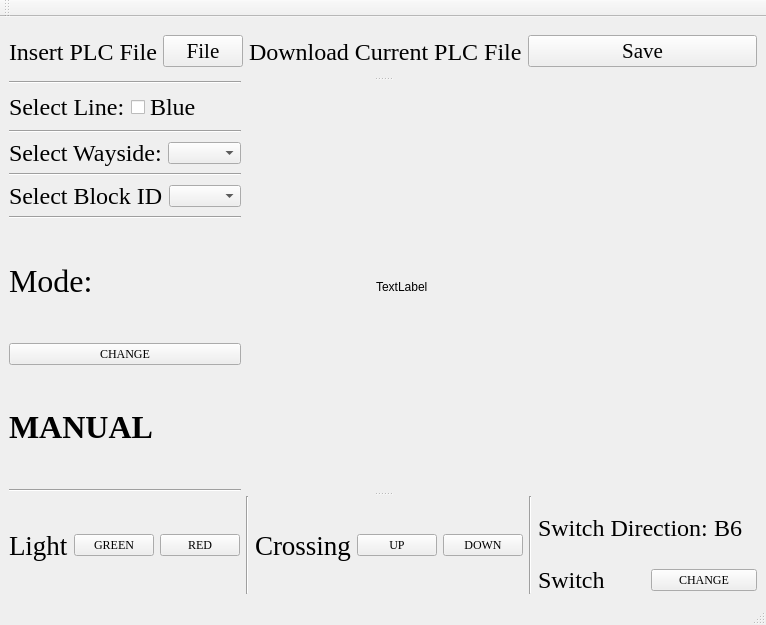
Before: the Qt Designer form Wayside SW/Wayside_UI_Rough.ui in asmithie13/ECE-1140, drawn with Qt 5.
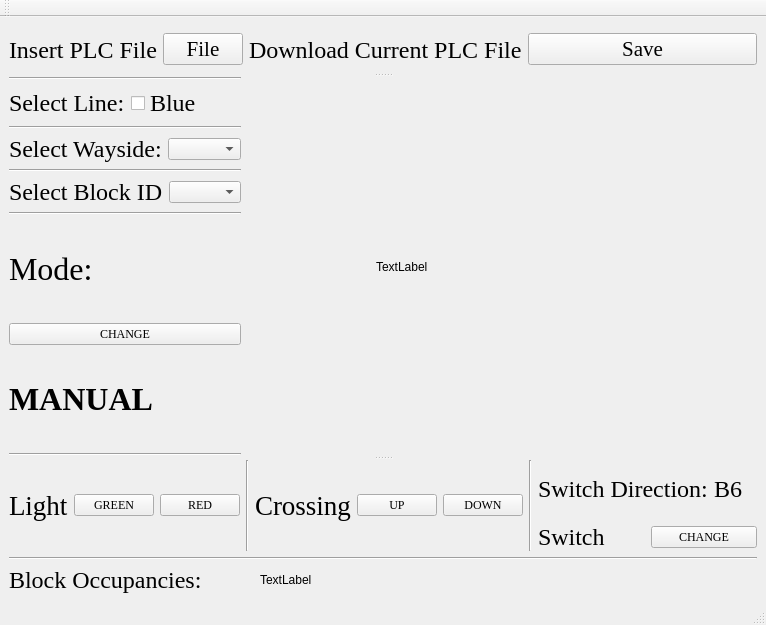
After: the same form once the commit is applied.

```diff
--- a/Wayside SW/Wayside_UI_Rough.ui
+++ b/Wayside SW/Wayside_UI_Rough.ui
@@ -15,6 +15,37 @@
   </property>
   <widget class="QWidget" name="centralwidget">
    <layout class="QGridLayout" name="gridLayout">
+    <item row="2" column="0">
+     <layout class="QHBoxLayout" name="horizontalLayout_14">
+      <item>
+       <widget class="QLabel" name="label_18">
+        <property name="font">
+         <font>
+          <family>Times New Roman</family>
+          <pointsize>18</pointsize>
+         </font>
+        </property>
+        <property name="text">
+         <string>Block Occupancies:</string>
+        </property>
+       </widget>
+      </item>
+      <item>
+       <widget class="QLabel" name="BlockOcc">
+        <property name="text">
+         <string>TextLabel</string>
+        </property>
+       </widget>
+      </item>
+      <item>
+       <widget class="QLabel" name="label_16">
+        <property name="text">
+         <string/>
+        </property>
+       </widget>
+      </item>
+     </layout>
+    </item>
     <item row="0" column="0">
      <widget class="QSplitter" name="splitter">
       <property name="orientation">
@@ -444,6 +475,13 @@
       </widget>
      </widget>
     </item>
+    <item row="1" column="0">
+     <widget class="Line" name="line_8">
+      <property name="orientation">
+       <enum>Qt::Horizontal</enum>
+      </property>
+     </widget>
+    </item>
    </layout>
   </widget>
   <widget class="QStatusBar" name="statusbar"/>
```
